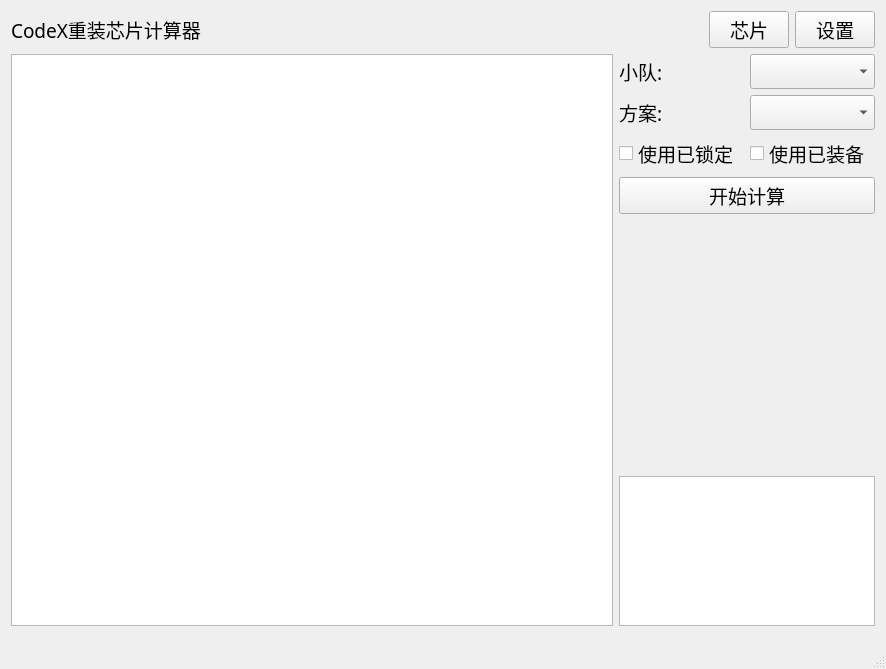
The window that CodeX/CodeX.ui (xxzl0130/CodeX) describes before a commit, drawn with Qt 5.
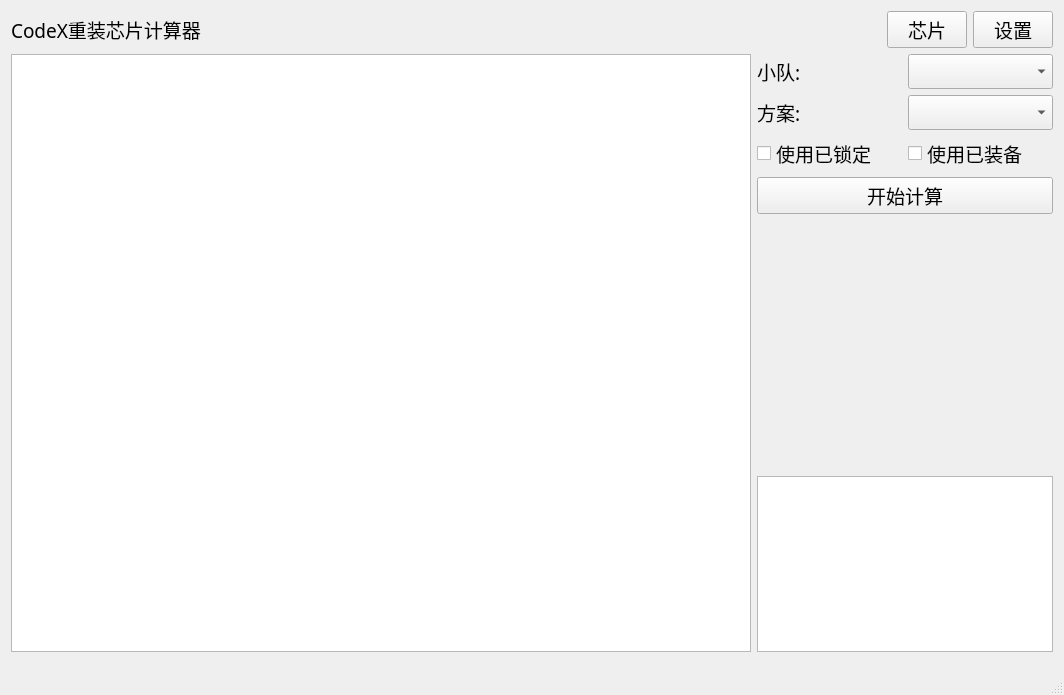
The same window after the commit. Custom widgets are drawn as their Qt base class.

Commit message: 加入检测更新，调整界面大小

The edit to the form file:
```diff
--- a/CodeX/CodeX.ui
+++ b/CodeX/CodeX.ui
@@ -6,8 +6,8 @@
    <rect>
     <x>0</x>
     <y>0</y>
-    <width>886</width>
-    <height>669</height>
+    <width>1064</width>
+    <height>695</height>
    </rect>
   </property>
   <property name="font">
@@ -20,7 +20,7 @@
    <string>CodeX重装芯片计算器</string>
   </property>
   <widget class="QWidget" name="centralWidget">
-   <layout class="QGridLayout" name="gridLayout">
+   <layout class="QGridLayout" name="gridLayout" columnstretch="5,2">
     <item row="1" column="1">
      <layout class="QVBoxLayout" name="verticalLayout">
       <item>
@@ -88,6 +88,8 @@
        </layout>
       </item>
       <item>
+       <layout class="QHBoxLayout" name="horizontalLayout_3">
+        <item>
        <widget class="ChipView" name="chipView" native="true">
         <property name="sizePolicy">
          <sizepolicy hsizetype="Fixed" vsizetype="Fixed">
@@ -109,10 +111,12 @@
         </property>
        </widget>
       </item>
+       </layout>
+      </item>
       <item>
        <widget class="QTableView" name="chipsTable">
         <property name="sizePolicy">
-         <sizepolicy hsizetype="Preferred" vsizetype="Expanding">
+         <sizepolicy hsizetype="Expanding" vsizetype="Expanding">
           <horstretch>0</horstretch>
           <verstretch>0</verstretch>
          </sizepolicy>
```
Lines whose indentation alone changed are shown as unchanged. The commit also changes 1 other file.
